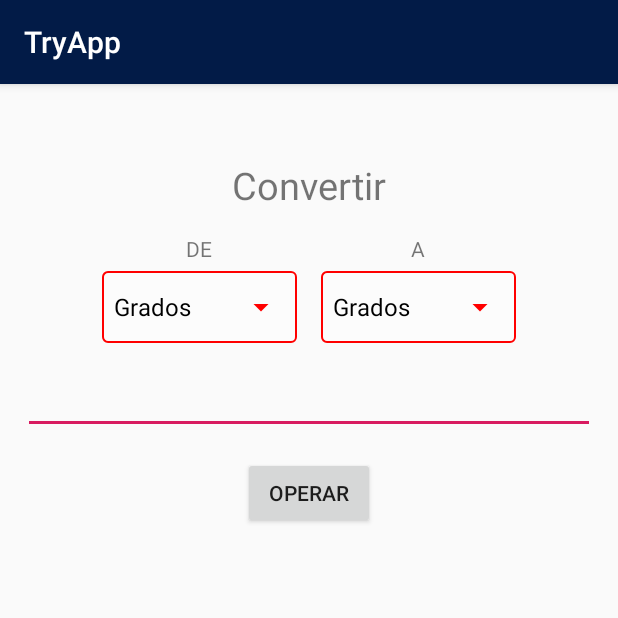
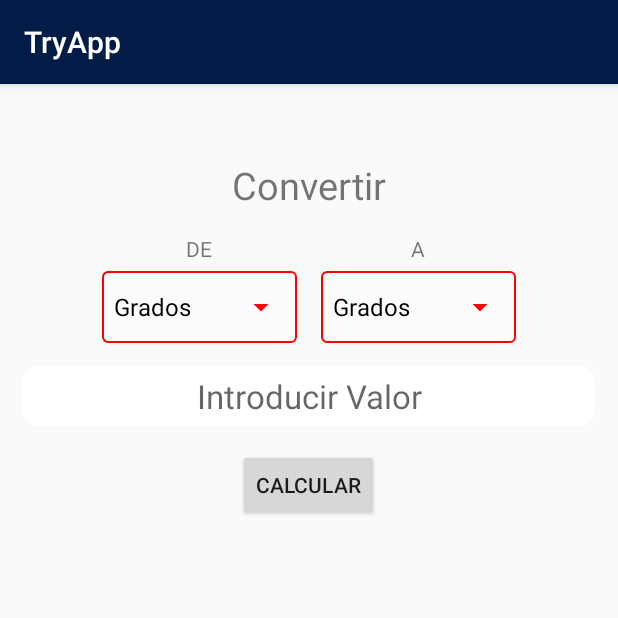
Before and after one commit to ArmandoS98/Desarrollo, an Android app: the fragment ConversionesFragment shown on its own in the app's theme, on a phone screen of 412 x 824 dp, the top half of it. Run offline under Robolectric (Android 15) with nearby library versions, the phone set to English and light mode, and no system bars.

Commit message:
Primer Commit

```diff
--- /dev/null
+++ b/app/src/main/res/drawable/edittext_effects.xml
@@ -0,0 +1,14 @@
+<?xml version="1.0" encoding="utf-8"?>
+<shape xmlns:android="http://schemas.android.com/apk/res/android"
+    android:padding="10dp"
+    android:shape="rectangle">
+
+    <solid android:color="#FFFFFF" />
+
+    <corners
+        android:bottomLeftRadius="10dp"
+        android:bottomRightRadius="10dp"
+        android:topLeftRadius="10dp"
+        android:topRightRadius="10dp" />
+
+</shape>
--- a/app/src/main/res/layout/fragment_conversiones.xml
+++ b/app/src/main/res/layout/fragment_conversiones.xml
@@ -86,19 +86,24 @@
 
             </LinearLayout>
         </LinearLayout>
-
-
     </LinearLayout>
 
 
     <EditText
+        android:hint="Introducir Valor"
         android:id="@+id/et_ingreso"
         android:layout_width="match_parent"
         android:layout_height="wrap_content"
         android:layout_below="@+id/lin_layout1"
         android:layout_marginLeft="15dp"
         android:layout_marginTop="15dp"
-        android:layout_marginRight="15dp" />
+        android:layout_marginRight="15dp"
+        android:background="@drawable/edittext_effects"
+        android:maxLines="2"
+        android:maxLength="45"
+        android:padding="5dp"
+        android:textAlignment="center"
+        android:textSize="22sp" />
 
     <Button
         android:id="@+id/btn_operar"
@@ -107,7 +112,7 @@
         android:layout_below="@+id/et_ingreso"
         android:layout_centerHorizontal="true"
         android:layout_marginTop="15dp"
-        android:text="Operar" />
+        android:text="Calcular" />
 
     <TextView
         android:id="@+id/tv_resultado"
```
Also changed, not shown: app/src/main/java/com/santos/dev/Opciones/ConversionesFragment.java (+39 -8 lines), app/src/main/java/com/santos/dev/Operaciones/Fraccion.java (+10 -7 lines).
